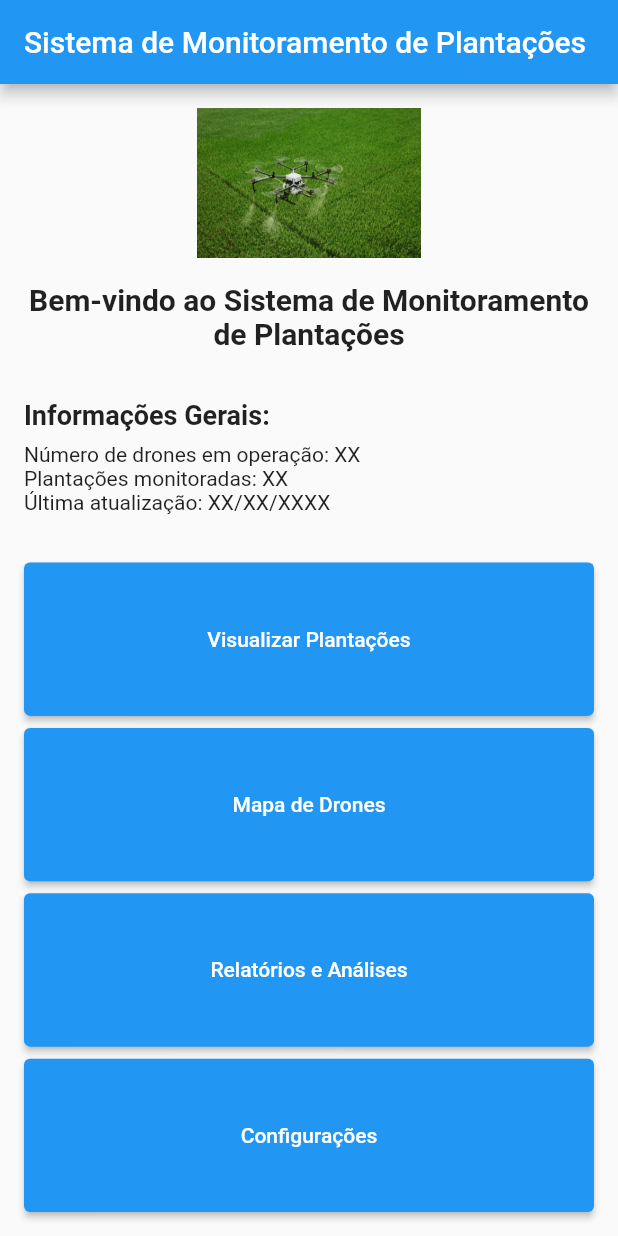
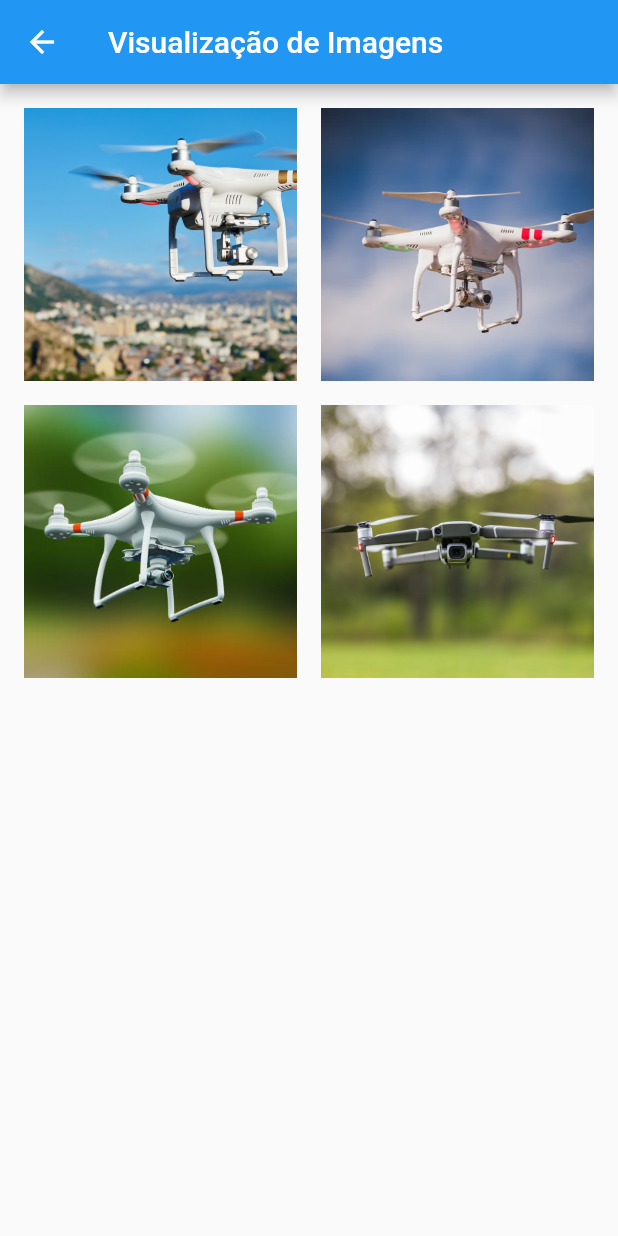
Before and after one commit to biuzos/globalSolution1, a Flutter app: the screen it shows after launch, after a tap on "Visualizar Plantações", on a phone screen of 412 x 824 dp. Run offline on Flutter 3.47's test engine with Material 2 defaults, Android fonts, the phone set to English and light mode, and no system bars.

Commit message:
adicionando tela nova e imagens

```diff
--- a/lib/main.dart
+++ b/lib/main.dart
@@ -9,6 +9,16 @@ void main() {
       ),
     ),
   );
+}
+
+String getImagePathFromId(String id) {
+     Map<String, String> idToImagePath = {
+    'image1': 'assets/drone2.jpg',
+    'image2': 'assets/drone3.jpg',
+    'image3': 'assets/drone4.jpg',
+    'image4': 'assets/drone5.jpg',
+  };
+  return idToImagePath[id] ?? '';
 }
 
 class TelaInicial extends StatelessWidget {
@@ -53,7 +63,12 @@ class TelaInicial extends StatelessWidget {
             Expanded(
               child: ElevatedButton(
                 onPressed: () {
-                  // Navegar para a tela de visualizar plantações
+                  Navigator.push(
+                    context,
+                    MaterialPageRoute(
+                      builder: (context) => TelaVisualizacaoImagens(),
+                    ),
+                  );
                 },
                 child: const Text('Visualizar Plantações'),
               ),
@@ -91,3 +106,75 @@ class TelaInicial extends StatelessWidget {
     );
   }
 }
+
+class TelaVisualizacaoImagens extends StatelessWidget {
+  String generateImageIdFromCoordinates(String imagePath) {
+    // Example implementation: Generating ID from the last two segments of the image path
+    final pathSegments = imagePath.split('/');
+    final imageName = pathSegments.last;
+    final id = imageName.substring(0, imageName.indexOf('.'));
+    return id;
+  }
+  final List<String> droneImages = [
+    'assets/drone2.jpg',
+    'assets/drone3.jpg',
+    'assets/drone4.jpg',
+    'assets/drone5.jpg',
+    // Adicione mais imagens aqui
+  ];
+
+  @override
+  Widget build(BuildContext context) {
+    return Scaffold(
+      appBar: AppBar(
+        title: const Text('Visualização de Imagens'),
+      ),
+      body: GridView.builder(
+        padding: const EdgeInsets.all(16.0),
+        gridDelegate: const SliverGridDelegateWithFixedCrossAxisCount(
+          crossAxisCount: 2,
+          crossAxisSpacing: 16.0,
+          mainAxisSpacing: 16.0,
+        ),
+        itemCount: droneImages.length,
+        itemBuilder: (context, index) {
+          final image = droneImages[index];
+          final imageId = generateImageIdFromCoordinates(image);
+          return GestureDetector(
+            onTap: () { Navigator.push(
+                context,
+                MaterialPageRoute(
+                  builder: (context) => TelaImagemDetalhada(imageId: imageId),
+                ),
+              );
+            },
+            child: Image.asset(
+              image,
+              fit: BoxFit.cover,
+            ),
+          );
+        },
+      ),
+    );
+  }
+}
+class TelaImagemDetalhada extends StatelessWidget {
+  final String imageId;
+
+  const TelaImagemDetalhada({required this.imageId});
+
+  @override
+  Widget build(BuildContext context) {
+    return Scaffold(
+      appBar: AppBar(
+        title: Text('Imagem $imageId'),
+      ),
+      body: Center(
+        child: Image.asset(
+          getImagePathFromId(imageId),
+          fit: BoxFit.contain,
+        ),
+      ),
+    );
+  }
+}
```
Also changed, not shown: assets/drone2.jpg (added), assets/drone3.jpg (added), assets/drone4.jpg (added), assets/drone5.jpg (added).
